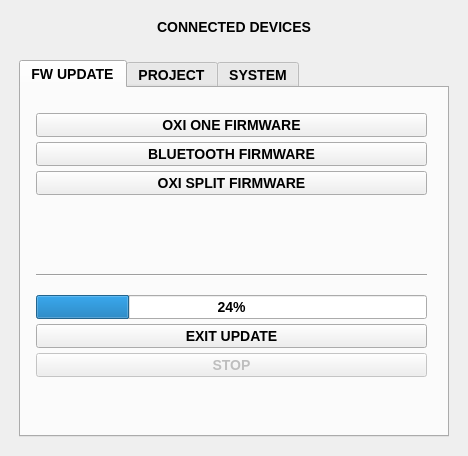
First picture: the form in apps/oxi_desktop/mainwindow.ui, repository OXI-Instruments/OXI-Desktop, before the edit.
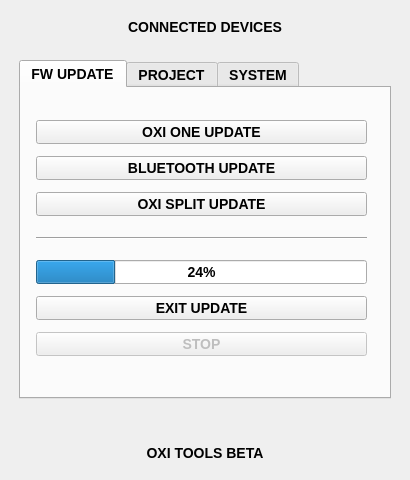
Second picture: the form after the edit. The open tabs and pages were chosen to show the change.

Commit message: Ui window tweaks and Project loading progress indication

```diff
--- a/apps/oxi_desktop/mainwindow.ui
+++ b/apps/oxi_desktop/mainwindow.ui
@@ -6,8 +6,8 @@
    <rect>
     <x>0</x>
     <y>0</y>
-    <width>468</width>
-    <height>456</height>
+    <width>410</width>
+    <height>480</height>
    </rect>
   </property>
   <property name="windowTitle">
@@ -67,8 +67,8 @@
            <rect>
             <x>10</x>
             <y>20</y>
-            <width>401</width>
-            <height>295</height>
+            <width>341</width>
+            <height>261</height>
            </rect>
           </property>
           <layout class="QVBoxLayout" name="verticalLayout">
@@ -93,43 +93,30 @@
            <item>
             <widget class="QPushButton" name="gotoOXIBootloaderButton">
              <property name="text">
-              <string>OXI ONE FIRMWARE</string>
+              <string>OXI ONE UPDATE</string>
              </property>
             </widget>
            </item>
            <item>
             <widget class="QPushButton" name="gotoBLEBootloaderButton">
              <property name="text">
-              <string>BLUETOOTH FIRMWARE</string>
+              <string>BLUETOOTH UPDATE</string>
              </property>
             </widget>
            </item>
            <item>
             <widget class="QPushButton" name="gotoSPLITBootloaderButton">
              <property name="text">
-              <string>OXI SPLIT FIRMWARE</string>
+              <string>OXI SPLIT UPDATE</string>
              </property>
             </widget>
            </item>
-           <item>
-            <spacer name="verticalSpacer_5">
-             <property name="orientation">
-              <enum>Qt::Vertical</enum>
-             </property>
-             <property name="sizeHint" stdset="0">
-              <size>
-               <width>20</width>
-               <height>40</height>
-              </size>
-             </property>
-            </spacer>
-           </item>
            <item>
             <widget class="Line" name="line_2">
              <property name="minimumSize">
               <size>
                <width>0</width>
-               <height>30</height>
+               <height>20</height>
               </size>
              </property>
              <property name="orientation">
@@ -188,16 +175,6 @@
              </property>
             </widget>
            </item>
-           <item>
-            <widget class="QLabel" name="process_status">
-             <property name="text">
-              <string/>
-             </property>
-             <property name="alignment">
-              <set>Qt::AlignCenter</set>
-             </property>
-            </widget>
-           </item>
           </layout>
          </widget>
         </widget>
@@ -447,6 +424,42 @@
         </property>
        </spacer>
       </item>
+      <item row="3" column="0">
+       <widget class="QLabel" name="process_status">
+        <property name="text">
+         <string/>
+        </property>
+        <property name="alignment">
+         <set>Qt::AlignCenter</set>
+        </property>
+       </widget>
+      </item>
+      <item row="5" column="0">
+       <widget class="QLabel" name="connection_status_label_2">
+        <property name="text">
+         <string>OXI TOOLS BETA</string>
+        </property>
+        <property name="alignment">
+         <set>Qt::AlignCenter</set>
+        </property>
+       </widget>
+      </item>
+      <item row="4" column="0">
+       <spacer name="verticalSpacer_3">
+        <property name="orientation">
+         <enum>Qt::Vertical</enum>
+        </property>
+        <property name="sizeType">
+         <enum>QSizePolicy::Maximum</enum>
+        </property>
+        <property name="sizeHint" stdset="0">
+         <size>
+          <width>20</width>
+          <height>20</height>
+         </size>
+        </property>
+       </spacer>
+      </item>
      </layout>
     </item>
    </layout>
```
Left out of the diff: 12 changed lines with no effect on the pictures. The commit also changes 5 other files.
